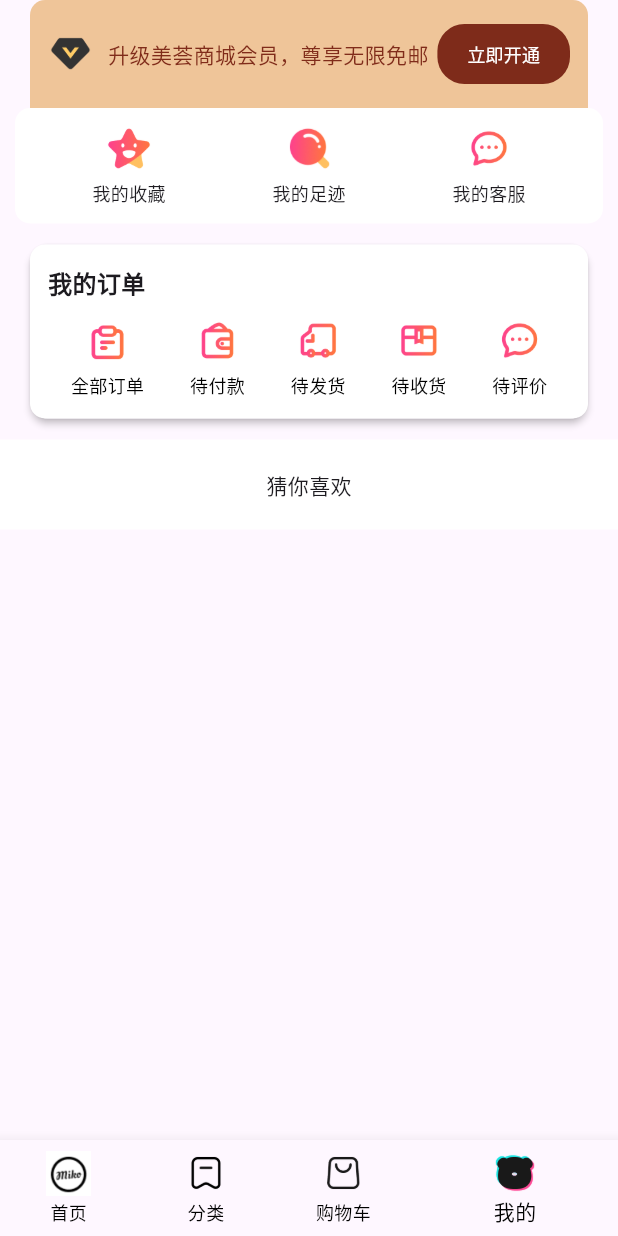
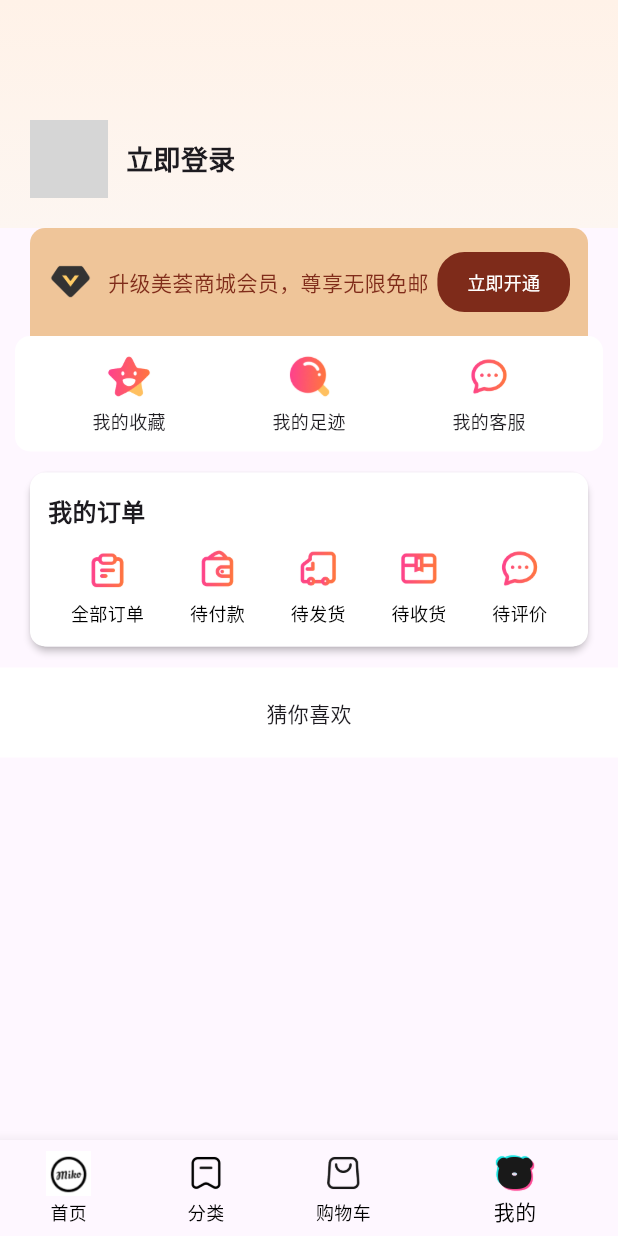
Before and after one commit to waynebing/flutter_project, a Flutter app: the screen it shows after launch, item 4 of the bottom bar chosen, on a phone screen of 412 x 824 dp. Run offline on Flutter 3.47's test engine with Material 3 defaults, Android fonts, the phone set to English and light mode, and no system bars; our stand-ins replace carousel_slider, dio, get; network calls fail; grey boxes are pictures that could not be loaded.

Commit message:
使用Getx共享用户信息

```diff
--- a/hm_shop/lib/pages/Mine/index.dart
+++ b/hm_shop/lib/pages/Mine/index.dart
@@ -1,10 +1,10 @@
 import 'package:flutter/material.dart';
-// import 'package:get/get.dart';
+import 'package:get/get.dart';
 import 'package:hm_shop/api/mine.dart';
 import 'package:hm_shop/components/Home/HmMoreList.dart';
 import 'package:hm_shop/components/Mine/HmGuess.dart';
 // import 'package:hm_shop/stores/TokenManager.dart';
-// import 'package:hm_shop/stores/UserController.dart';
+import 'package:hm_shop/stores/UserController.dart';
 import 'package:hm_shop/viewmodels/home.dart';
 import 'package:hm_shop/viewmodels/user.dart';
 
@@ -16,9 +16,10 @@ class MineView extends StatefulWidget {
 }
 
 class _MineViewState extends State<MineView> {
-  /* final UserController _userController = Get.find();
+  // final UserController _userController = Get.find();
+  final UserController _userController = Get.put(UserController());
   // 返回退出登录的元素
-  Widget _getLogout() {
+  /* Widget _getLogout() {
     return _userController.user.value.id.isNotEmpty
         ? Expanded(
             child: GestureDetector(
@@ -60,7 +61,7 @@ class _MineViewState extends State<MineView> {
         : Text("");
   } */
 
-  /* Widget _buildHeader() {
+  Widget _buildHeader() {
     return Container(
       decoration: BoxDecoration(
         gradient: LinearGradient(
@@ -109,11 +110,11 @@ class _MineViewState extends State<MineView> {
               ],
             ),
           ),
-          Obx(() => _getLogout()),
+          //Obx(() => _getLogout()),
         ],
       ),
     );
-  } */
+  }
 
   Widget _buildVipCard() {
     return Padding(
@@ -292,7 +293,7 @@ class _MineViewState extends State<MineView> {
     return CustomScrollView(
       controller: _controller,
       slivers: [
-        // SliverToBoxAdapter(child: _buildHeader()),
+        SliverToBoxAdapter(child: _buildHeader()),
         SliverToBoxAdapter(child: _buildVipCard()),
         SliverToBoxAdapter(child: _buildQuickActions()),
         SliverToBoxAdapter(child: _buildOrderModule()),
--- /dev/null
+++ b/hm_shop/lib/stores/UserController.dart
@@ -0,0 +1,11 @@
+import 'package:get/get.dart';
+import 'package:hm_shop/viewmodels/user.dart';
+
+// 需要共享的对象 要有一些共享的属性 属性需要响应式更新
+class UserController extends GetxController {
+  var user = UserInfo.fromJSON({}).obs; // user对象被监听了
+  // 想要取值的话 需要 user.value
+  updateUserInfo(UserInfo newUser) {
+    user.value = newUser;
+  }
+}
--- a/hm_shop/pubspec.yaml
+++ b/hm_shop/pubspec.yaml
@@ -36,6 +36,7 @@ dependencies:
   cupertino_icons: ^1.0.8
   carousel_slider: ^5.1.1
   dio: ^5.9.0
+  get: ^4.7.3
 
 dev_dependencies:
   flutter_test:
```
Also changed, not shown: hm_shop/lib/pages/Login/index.dart (+4 -4 lines), hm_shop/pubspec.lock.
